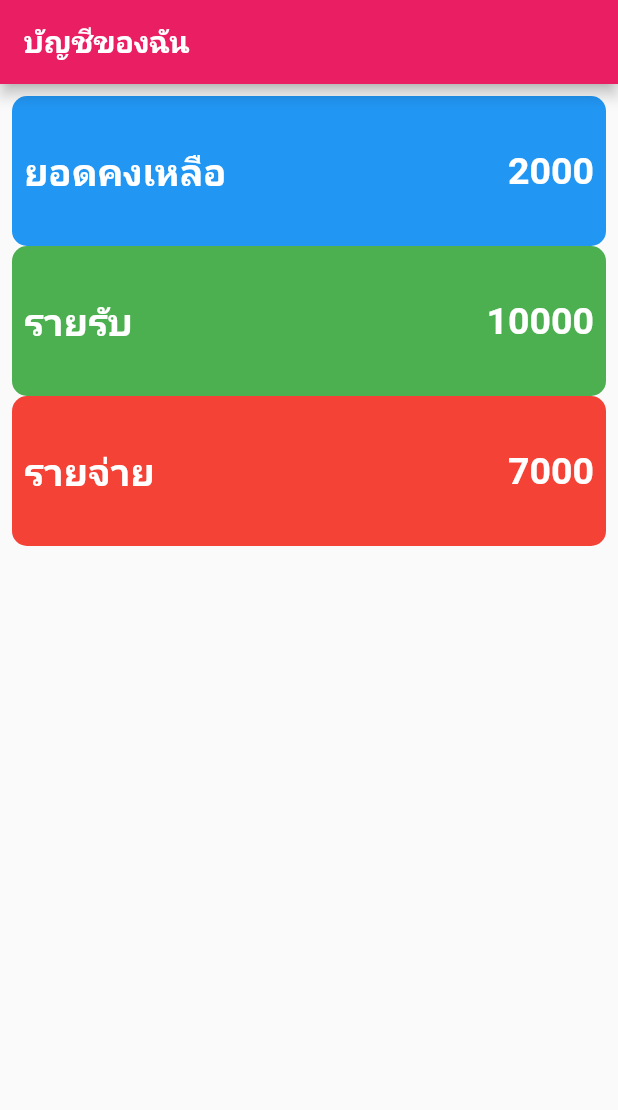
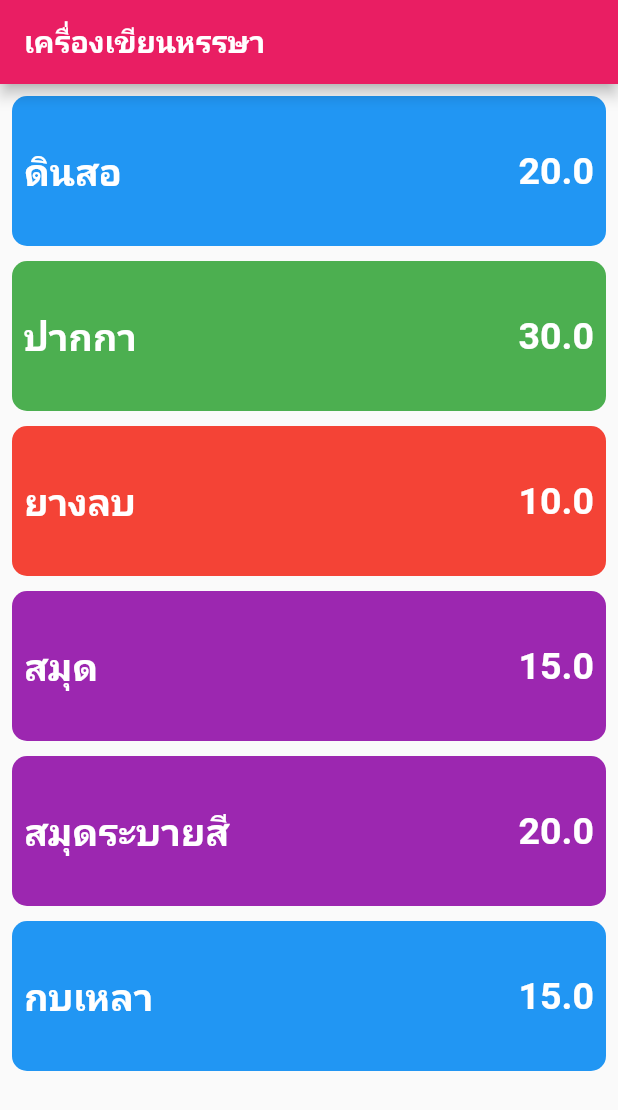
Before and after one commit to chutima2544/LAB4, a Flutter app: the screen it shows after launch, on a phone screen of 412 x 824 dp. Shown: the top 1110 px of the screen. Run offline on Flutter 3.47's test engine with Material 2 defaults, Android fonts, the phone set to English and light mode, and no system bars.

Commit message:
2th commit

```diff
--- /dev/null
+++ b/lib/MoneyBox.dart
@@ -0,0 +1,42 @@
+import 'package:flutter/material.dart';
+//สร้าง container ต้นแบบ
+class MoneyBox extends StatelessWidget {
+
+  String title;
+  double amount;
+  Color color;
+  double size;
+
+
+  MoneyBox(this.title,this.amount,this.color,this.size);
+
+  @override
+  Widget build(BuildContext context) {
+    return Container(
+      padding: const EdgeInsets.all(8.0),
+      decoration: BoxDecoration(
+          color: color, borderRadius: BorderRadius.circular(10)),
+      height: size,
+      child: Row(
+        crossAxisAlignment: CrossAxisAlignment.center,
+        children: [
+          Text(
+            title,
+            style: TextStyle(
+                fontSize: 25, color: Colors.white, fontWeight: FontWeight.bold),
+          ),
+          Expanded(
+            child: Text(
+              amount.toString(),
+              style: TextStyle(
+                  fontSize: 25,
+                  color: Colors.white,
+                  fontWeight: FontWeight.bold),
+              textAlign: TextAlign.right,
+            ),
+          )
+        ],
+      ),
+    );
+  }
+}
--- a/lib/main.dart
+++ b/lib/main.dart
@@ -1,5 +1,5 @@
 import 'package:flutter/material.dart';
-import 'FoodMenu.dart';
+import 'MoneyBox.dart';
 
 void main() {
   runApp(Myweb());
@@ -28,7 +28,7 @@ class _MyHomePageState extends State<MyHomePage> {
   Widget build(BuildContext context) {
     return Scaffold(
         appBar: AppBar(
-          title: Text("บัญชีของฉัน",
+          title: Text("เครื่องเขียนหรรษา",
               style:
                   TextStyle(color: Colors.white, fontWeight: FontWeight.bold)),
         ),
@@ -36,90 +36,17 @@ class _MyHomePageState extends State<MyHomePage> {
           padding: const EdgeInsets.all(8.0),
           child: Column(
             children: [
-              Container(
-                padding: const EdgeInsets.all(8.0),
-                decoration: BoxDecoration(
-                    color: Colors.blue,
-                    borderRadius: BorderRadius.circular(10)),
-                height: 100,
-                child: Row(
-                  crossAxisAlignment: CrossAxisAlignment.center,
-                  children: [
-                    Text(
-                      "ยอดคงเหลือ",
-                      style: TextStyle(
-                          fontSize: 25,
-                          color: Colors.white,
-                          fontWeight: FontWeight.bold),
-                    ),
-                    Expanded(
-                      child: Text("2000",
-                          style: TextStyle(
-                              fontSize: 25,
-                              color: Colors.white,
-                              fontWeight: FontWeight.bold),
-                          textAlign: TextAlign.right,
-                          ),
-                    )
-                  ],
-                ),
-              ),
-              Container(
-                padding: const EdgeInsets.all(8.0),
-                decoration: BoxDecoration(
-                    color: Colors.green,
-                    borderRadius: BorderRadius.circular(10)),
-                height: 100,
-                child: Row(
-                  crossAxisAlignment: CrossAxisAlignment.center,
-                  children: [
-                    Text(
-                      "รายรับ",
-                      style: TextStyle(
-                          fontSize: 25,
-                          color: Colors.white,
-                          fontWeight: FontWeight.bold),
-                    ),
-                    Expanded(
-                      child: Text("10000",
-                          style: TextStyle(
-                              fontSize: 25,
-                              color: Colors.white,
-                              fontWeight: FontWeight.bold),
-                          textAlign: TextAlign.right,
-                          ),
-                    )
-                  ],
-                ),
-              ),
-              Container(
-                padding: const EdgeInsets.all(8.0),
-                decoration: BoxDecoration(
-                    color: Colors.red,
-                    borderRadius: BorderRadius.circular(10)),
-                height: 100,
-                child: Row(
-                  crossAxisAlignment: CrossAxisAlignment.center,
-                  children: [
-                    Text(
-                      "รายจ่าย",
-                      style: TextStyle(
-                          fontSize: 25,
-                          color: Colors.white,
-                          fontWeight: FontWeight.bold),
-                    ),
-                    Expanded(
-                      child: Text("7000",
-                          style: TextStyle(
-                              fontSize: 25,
-                              color: Colors.white,
-                              fontWeight: FontWeight.bold),
-                          textAlign: TextAlign.right,
-                          ),
-                    )
-                  ],
-                ),
-              ),
+              MoneyBox("ดินสอ", 20, Colors.blue, 100),
+              SizedBox(height: 10,),
+              MoneyBox("ปากกา", 30, Colors.green, 100),
+              SizedBox(height: 10,),
+              MoneyBox("ยางลบ", 10, Colors.red, 100),
+              SizedBox(height: 10,),
+              MoneyBox("สมุด", 15, Colors.purple, 100),
+              SizedBox(height: 10,),
+              MoneyBox("สมุดระบายสี", 20, Colors.purple, 100),
+              SizedBox(height: 10,),
+              MoneyBox("กบเหลา", 15, Colors.blue, 100),
             ],
           ),
         ));
```
